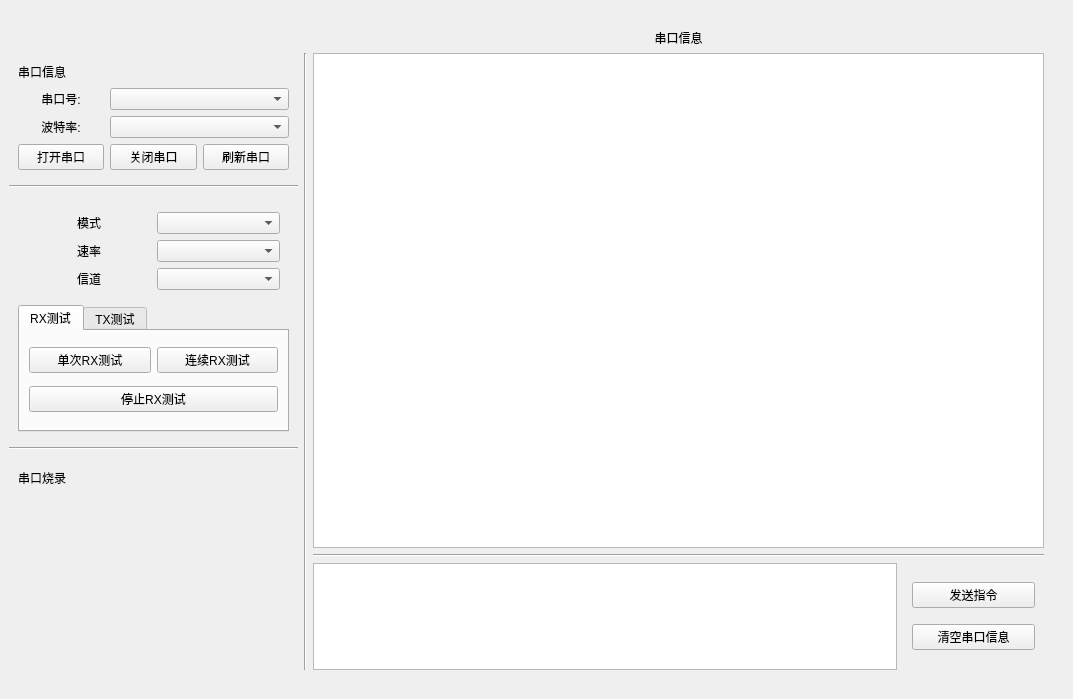
Before: the Qt Designer form lightningsemi.ui in selamangit/lightsemi-rf-test-tool, drawn with Qt 5.
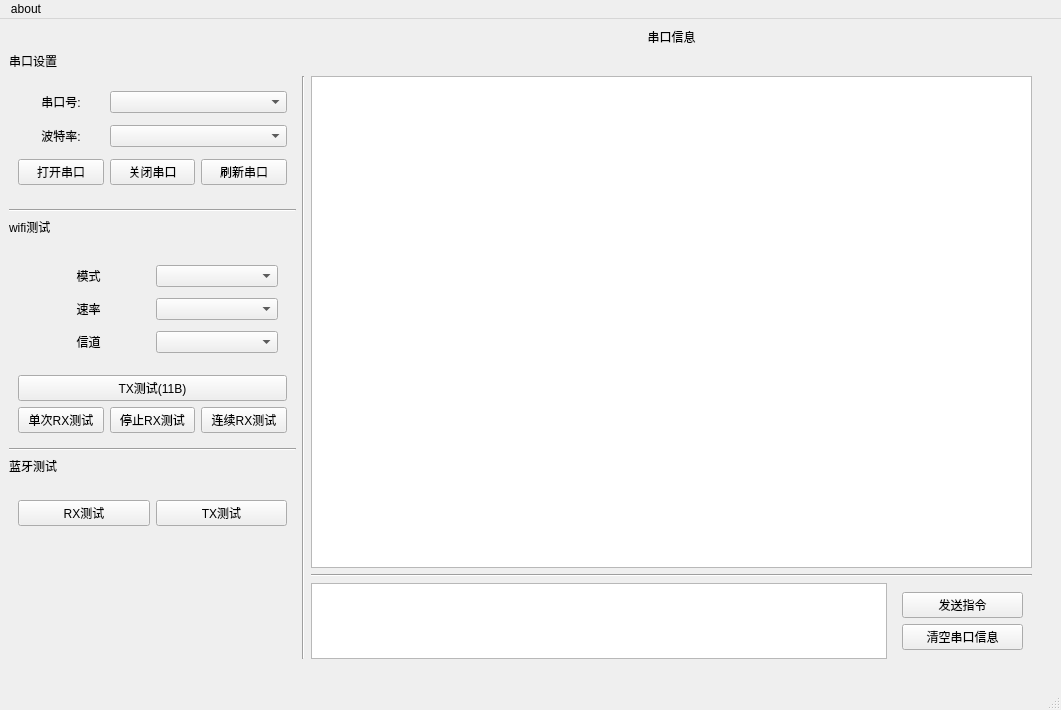
After: the same form once the commit is applied. Icons and pictures are not drawn.

Commit message: update:增加测试蓝牙数据

```diff
--- a/lightningsemi.ui
+++ b/lightningsemi.ui
@@ -6,8 +6,8 @@
    <rect>
     <x>0</x>
     <y>0</y>
-    <width>1073</width>
-    <height>699</height>
+    <width>1061</width>
+    <height>710</height>
    </rect>
   </property>
   <property name="windowTitle">
@@ -15,191 +15,23 @@
   </property>
   <widget class="QWidget" name="centralwidget">
    <layout class="QGridLayout" name="gridLayout">
-    <item row="0" column="6">
-     <spacer name="horizontalSpacer_12">
-      <property name="orientation">
-       <enum>Qt::Horizontal</enum>
-      </property>
-      <property name="sizeHint" stdset="0">
-       <size>
-        <width>40</width>
-        <height>20</height>
-       </size>
-      </property>
-     </spacer>
-    </item>
-    <item row="5" column="0" colspan="2">
-     <widget class="Line" name="line_2">
-      <property name="orientation">
-       <enum>Qt::Horizontal</enum>
-      </property>
-     </widget>
-    </item>
-    <item row="7" column="10">
-     <spacer name="verticalSpacer_11">
-      <property name="orientation">
-       <enum>Qt::Vertical</enum>
-      </property>
-      <property name="sizeHint" stdset="0">
-       <size>
-        <width>20</width>
-        <height>150</height>
-       </size>
-      </property>
-     </spacer>
-    </item>
-    <item row="2" column="10">
-     <spacer name="verticalSpacer">
-      <property name="orientation">
-       <enum>Qt::Vertical</enum>
-      </property>
-      <property name="sizeHint" stdset="0">
-       <size>
-        <width>20</width>
-        <height>40</height>
-       </size>
-      </property>
-     </spacer>
-    </item>
-    <item row="6" column="10">
-     <spacer name="verticalSpacer_7">
-      <property name="orientation">
-       <enum>Qt::Vertical</enum>
-      </property>
-      <property name="sizeHint" stdset="0">
-       <size>
-        <width>20</width>
-        <height>40</height>
-       </size>
-      </property>
-     </spacer>
-    </item>
-    <item row="15" column="3">
-     <spacer name="horizontalSpacer_4">
-      <property name="orientation">
-       <enum>Qt::Horizontal</enum>
-      </property>
-      <property name="sizeHint" stdset="0">
-       <size>
-        <width>40</width>
-        <height>20</height>
-       </size>
-      </property>
-     </spacer>
-    </item>
-    <item row="4" column="10" rowspan="2">
-     <spacer name="verticalSpacer_4">
-      <property name="orientation">
-       <enum>Qt::Vertical</enum>
-      </property>
-      <property name="sizeHint" stdset="0">
-       <size>
-        <width>20</width>
-        <height>40</height>
-       </size>
-      </property>
-     </spacer>
-    </item>
-    <item row="13" column="7" rowspan="2">
-     <widget class="QFrame" name="verticalFrame">
-      <layout class="QVBoxLayout" name="verticalLayout_4">
-       <item>
-        <widget class="QPushButton" name="pushButton_3">
-         <property name="styleSheet">
-          <string notr="true">font: 12pt &quot;Consolas&quot;;</string>
-         </property>
-         <property name="text">
-          <string>发送指令</string>
-         </property>
-        </widget>
-       </item>
-       <item>
-        <widget class="QPushButton" name="pushButton_2">
-         <property name="styleSheet">
-          <string notr="true">font: 12pt &quot;Consolas&quot;;</string>
-         </property>
-         <property name="text">
-          <string>清空串口信息</string>
-         </property>
-        </widget>
-       </item>
-      </layout>
-     </widget>
-    </item>
-    <item row="13" column="3" rowspan="2" colspan="4">
-     <widget class="QWidget" name="gridWidget" native="true">
-      <layout class="QGridLayout" name="gridLayout_4">
-       <property name="leftMargin">
-        <number>0</number>
-       </property>
-       <property name="topMargin">
-        <number>0</number>
-       </property>
-       <property name="rightMargin">
-        <number>0</number>
-       </property>
-       <property name="bottomMargin">
-        <number>0</number>
-       </property>
-       <item row="0" column="0">
-        <widget class="QTextEdit" name="textEdit">
-         <property name="sizePolicy">
-          <sizepolicy hsizetype="Ignored" vsizetype="Ignored">
-           <horstretch>0</horstretch>
-           <verstretch>0</verstretch>
-          </sizepolicy>
-         </property>
-         <property name="acceptDrops">
-          <bool>true</bool>
-         </property>
-        </widget>
-       </item>
-      </layout>
-     </widget>
-    </item>
-    <item row="0" column="3">
-     <spacer name="horizontalSpacer_6">
-      <property name="orientation">
-       <enum>Qt::Horizontal</enum>
-      </property>
-      <property name="sizeHint" stdset="0">
-       <size>
-        <width>40</width>
-        <height>20</height>
-       </size>
-      </property>
-     </spacer>
-    </item>
-    <item row="12" column="10" rowspan="2">
-     <spacer name="verticalSpacer_2">
-      <property name="orientation">
-       <enum>Qt::Vertical</enum>
-      </property>
-      <property name="sizeHint" stdset="0">
-       <size>
-        <width>20</width>
-        <height>40</height>
-       </size>
-      </property>
-     </spacer>
-    </item>
     <item row="2" column="0" rowspan="3" colspan="2">
-     <widget class="QFrame" name="gridFrame">
+     <widget class="QFrame" name="gridFrame_4">
       <layout class="QGridLayout" name="gridLayout_2">
-       <item row="2" column="0">
-        <widget class="QLabel" name="label_4">
+       <item row="6" column="1">
+        <widget class="QPushButton" name="pushButton">
          <property name="styleSheet">
-          <string notr="true">font: 12pt &quot;Consolas&quot;;</string>
+          <string notr="true"/>
          </property>
          <property name="text">
-          <string>波特率:</string>
-         </property>
-         <property name="alignment">
-          <set>Qt::AlignCenter</set>
+          <string>关闭串口</string>
          </property>
         </widget>
        </item>
-       <item row="5" column="0">
+       <item row="2" column="1" colspan="2">
+        <widget class="QComboBox" name="comboBox"/>
+       </item>
+       <item row="6" column="0">
         <widget class="QPushButton" name="pushButton_4">
          <property name="styleSheet">
           <string notr="true"/>
@@ -209,21 +41,14 @@
          </property>
         </widget>
        </item>
-       <item row="0" column="0">
-        <widget class="QLabel" name="label_10">
-         <property name="text">
-          <string>串口信息</string>
-         </property>
-        </widget>
-       </item>
-       <item row="5" column="2">
+       <item row="6" column="2">
         <widget class="QPushButton" name="pushButton_12">
          <property name="text">
           <string>刷新串口</string>
          </property>
         </widget>
        </item>
-       <item row="1" column="0">
+       <item row="2" column="0">
         <widget class="QLabel" name="label_2">
          <property name="styleSheet">
           <string notr="true">font: 12pt &quot;Consolas&quot;;</string>
@@ -236,193 +61,56 @@
          </property>
         </widget>
        </item>
-       <item row="5" column="1">
-        <widget class="QPushButton" name="pushButton">
+       <item row="3" column="0">
+        <widget class="QLabel" name="label_4">
          <property name="styleSheet">
-          <string notr="true"/>
+          <string notr="true">font: 12pt &quot;Consolas&quot;;</string>
          </property>
          <property name="text">
-          <string>关闭串口</string>
+          <string>波特率:</string>
+         </property>
+         <property name="alignment">
+          <set>Qt::AlignCenter</set>
          </property>
         </widget>
        </item>
-       <item row="1" column="1" colspan="2">
-        <widget class="QComboBox" name="comboBox"/>
-       </item>
-       <item row="2" column="1" colspan="2">
+       <item row="3" column="1" colspan="2">
         <widget class="QComboBox" name="comboBox_2"/>
        </item>
       </layout>
      </widget>
     </item>
-    <item row="10" column="0">
-     <widget class="QFrame" name="gridFrame_3">
-      <layout class="QGridLayout" name="gridLayout_5">
-       <item row="0" column="0">
-        <widget class="QLabel" name="label_11">
-         <property name="text">
-          <string>串口烧录</string>
-         </property>
-        </widget>
-       </item>
-      </layout>
-     </widget>
-    </item>
-    <item row="0" column="4">
-     <spacer name="horizontalSpacer_5">
-      <property name="orientation">
-       <enum>Qt::Horizontal</enum>
-      </property>
-      <property name="sizeHint" stdset="0">
-       <size>
-        <width>40</width>
-        <height>20</height>
-       </size>
-      </property>
-     </spacer>
-    </item>
-    <item row="8" column="10" rowspan="4">
-     <spacer name="verticalSpacer_12">
-      <property name="orientation">
-       <enum>Qt::Vertical</enum>
-      </property>
-      <property name="sizeHint" stdset="0">
-       <size>
-        <width>20</width>
-        <height>150</height>
-       </size>
-      </property>
-     </spacer>
-    </item>
-    <item row="15" column="1">
-     <spacer name="horizontalSpacer_10">
-      <property name="orientation">
-       <enum>Qt::Horizontal</enum>
-      </property>
-      <property name="sizeHint" stdset="0">
-       <size>
-        <width>40</width>
-        <height>20</height>
-       </size>
-      </property>
-     </spacer>
-    </item>
-    <item row="2" column="2" rowspan="13">
-     <widget class="Line" name="line_4">
-      <property name="orientation">
-       <enum>Qt::Vertical</enum>
-      </property>
-     </widget>
-    </item>
-    <item row="12" column="3" colspan="5">
-     <widget class="Line" name="line">
-      <property name="orientation">
-       <enum>Qt::Horizontal</enum>
-      </property>
-     </widget>
-    </item>
-    <item row="0" column="1" colspan="2">
-     <spacer name="horizontalSpacer_7">
-      <property name="orientation">
-       <enum>Qt::Horizontal</enum>
-      </property>
-      <property name="sizeHint" stdset="0">
-       <size>
-        <width>40</width>
-        <height>20</height>
-       </size>
-      </property>
-     </spacer>
-    </item>
-    <item row="14" column="10">
-     <spacer name="verticalSpacer_18">
-      <property name="orientation">
-       <enum>Qt::Vertical</enum>
-      </property>
-      <property name="sizeHint" stdset="0">
-       <size>
-        <width>20</width>
-        <height>40</height>
-       </size>
-      </property>
-     </spacer>
-    </item>
-    <item row="0" column="0">
-     <spacer name="horizontalSpacer_3">
-      <property name="orientation">
-       <enum>Qt::Horizontal</enum>
-      </property>
-      <property name="sizeHint" stdset="0">
-       <size>
-        <width>40</width>
-        <height>20</height>
-       </size>
-      </property>
-     </spacer>
-    </item>
-    <item row="15" column="5">
-     <spacer name="horizontalSpacer_13">
-      <property name="orientation">
-       <enum>Qt::Horizontal</enum>
-      </property>
-      <property name="sizeHint" stdset="0">
-       <size>
-        <width>40</width>
-        <height>20</height>
-       </size>
-      </property>
-     </spacer>
-    </item>
-    <item row="15" column="7">
-     <spacer name="horizontalSpacer_9">
-      <property name="orientation">
-       <enum>Qt::Horizontal</enum>
-      </property>
-      <property name="sizeHint" stdset="0">
-       <size>
-        <width>40</width>
-        <height>20</height>
-       </size>
-      </property>
-     </spacer>
-    </item>
-    <item row="9" column="0" colspan="2">
-     <widget class="Line" name="line_3">
-      <property name="orientation">
-       <enum>Qt::Horizontal</enum>
-      </property>
-     </widget>
-    </item>
-    <item row="0" column="7">
-     <spacer name="horizontalSpacer_8">
-      <property name="orientation">
-       <enum>Qt::Horizontal</enum>
-      </property>
-      <property name="sizeHint" stdset="0">
-       <size>
-        <width>40</width>
-        <height>20</height>
-       </size>
-      </property>
-     </spacer>
-    </item>
-    <item row="15" column="4">
-     <spacer name="horizontalSpacer_2">
-      <property name="orientation">
-       <enum>Qt::Horizontal</enum>
-      </property>
-      <property name="sizeHint" stdset="0">
-       <size>
-        <width>40</width>
-        <height>20</height>
-       </size>
-      </property>
-     </spacer>
-    </item>
-    <item row="6" column="0" rowspan="3" colspan="2">
+    <item row="7" column="0" rowspan="3" colspan="2">
      <widget class="QFrame" name="gridFrame">
+      <property name="minimumSize">
+       <size>
+        <width>287</width>
+        <height>0</height>
+       </size>
+      </property>
       <layout class="QGridLayout" name="gridLayout_6">
-       <item row="0" column="0">
+       <item row="2" column="1">
+        <widget class="QPushButton" name="pushButton_8">
+         <property name="text">
+          <string>停止RX测试</string>
+         </property>
+        </widget>
+       </item>
+       <item row="1" column="0" colspan="3">
+        <widget class="QPushButton" name="pushButton_9">
+         <property name="text">
+          <string>TX测试(11B)</string>
+         </property>
+        </widget>
+       </item>
+       <item row="2" column="2">
+        <widget class="QPushButton" name="pushButton_6">
+         <property name="text">
+          <string>连续RX测试</string>
+         </property>
+        </widget>
+       </item>
+       <item row="0" column="0" colspan="3">
         <widget class="QFrame" name="gridFrame_2">
          <layout class="QGridLayout" name="gridLayout_7">
           <item row="0" column="1">
@@ -476,62 +164,102 @@
          </layout>
         </widget>
        </item>
-       <item row="4" column="0">
-        <widget class="QTabWidget" name="tabWidget">
-         <property name="currentIndex">
-          <number>0</number>
+       <item row="2" column="0">
+        <widget class="QPushButton" name="pushButton_5">
+         <property name="text">
+          <string>单次RX测试</string>
          </property>
-         <widget class="QWidget" name="tab_5">
-          <property name="cursor">
-           <cursorShape>ArrowCursor</cursorShape>
-          </property>
-          <attribute name="title">
-           <string>RX测试</string>
-          </attribute>
-          <layout class="QGridLayout" name="gridLayout_8">
-           <item row="0" column="0">
-            <widget class="QPushButton" name="pushButton_5">
-             <property name="text">
-              <string>单次RX测试</string>
-             </property>
-            </widget>
-           </item>
-           <item row="0" column="1">
-            <widget class="QPushButton" name="pushButton_6">
-             <property name="text">
-              <string>连续RX测试</string>
-             </property>
-            </widget>
-           </item>
-           <item row="1" column="0" colspan="2">
-            <widget class="QPushButton" name="pushButton_8">
-             <property name="text">
-              <string>停止RX测试</string>
-             </property>
-            </widget>
-           </item>
-          </layout>
-         </widget>
-         <widget class="QWidget" name="tab_6">
-          <attribute name="title">
-           <string>TX测试</string>
-          </attribute>
-          <layout class="QGridLayout" name="gridLayout_3">
-           <item row="0" column="0">
-            <widget class="QPushButton" name="pushButton_9">
-             <property name="text">
-              <string>TX测试(11B)</string>
-             </property>
-            </widget>
-           </item>
-          </layout>
-         </widget>
         </widget>
        </item>
       </layout>
      </widget>
     </item>
-    <item row="1" column="5">
+    <item row="21" column="3">
+     <spacer name="horizontalSpacer_4">
+      <property name="orientation">
+       <enum>Qt::Horizontal</enum>
+      </property>
+      <property name="sizeHint" stdset="0">
+       <size>
+        <width>40</width>
+        <height>20</height>
+       </size>
+      </property>
+     </spacer>
+    </item>
+    <item row="11" column="0">
+     <widget class="QLabel" name="label_11">
+      <property name="text">
+       <string>蓝牙测试</string>
+      </property>
+     </widget>
+    </item>
+    <item row="7" column="10">
+     <spacer name="verticalSpacer_7">
+      <property name="orientation">
+       <enum>Qt::Vertical</enum>
+      </property>
+      <property name="sizeHint" stdset="0">
+       <size>
+        <width>20</width>
+        <height>40</height>
+       </size>
+      </property>
+     </spacer>
+    </item>
+    <item row="2" column="10">
+     <spacer name="verticalSpacer">
+      <property name="orientation">
+       <enum>Qt::Vertical</enum>
+      </property>
+      <property name="sizeHint" stdset="0">
+       <size>
+        <width>20</width>
+        <height>40</height>
+       </size>
+      </property>
+     </spacer>
+    </item>
+    <item row="17" column="10" rowspan="2">
+     <spacer name="verticalSpacer_2">
+      <property name="orientation">
+       <enum>Qt::Vertical</enum>
+      </property>
+      <property name="sizeHint" stdset="0">
+       <size>
+        <width>20</width>
+        <height>40</height>
+       </size>
+      </property>
+     </spacer>
+    </item>
+    <item row="21" column="7">
+     <spacer name="horizontalSpacer_9">
+      <property name="orientation">
+       <enum>Qt::Horizontal</enum>
+      </property>
+      <property name="sizeHint" stdset="0">
+       <size>
+        <width>40</width>
+        <height>20</height>
+       </size>
+      </property>
+     </spacer>
+    </item>
+    <item row="9" column="10" rowspan="8">
+     <spacer name="verticalSpacer_12">
+      <property name="orientation">
+       <enum>Qt::Vertical</enum>
+      </property>
+      <property name="sizeHint" stdset="0">
+       <size>
+        <width>20</width>
+        <height>150</height>
+       </size>
+      </property>
+     </spacer>
+    </item>
+    <item row="0" column="5">
      <widget class="QLabel" name="label">
       <property name="styleSheet">
        <string notr="true">font: 15pt &quot;Consolas&quot;;</string>
@@ -544,21 +272,41 @@
       </property>
      </widget>
     </item>
-    <item row="15" column="6">
-     <spacer name="horizontalSpacer_14">
+    <item row="18" column="7" rowspan="2">
+     <widget class="QFrame" name="verticalFrame">
+      <layout class="QVBoxLayout" name="verticalLayout_4">
+       <item>
+        <widget class="QPushButton" name="pushButton_3">
+         <property name="styleSheet">
+          <string notr="true">font: 12pt &quot;Consolas&quot;;</string>
+         </property>
+         <property name="text">
+          <string>发送指令</string>
+         </property>
+        </widget>
+       </item>
+       <item>
+        <widget class="QPushButton" name="pushButton_2">
+         <property name="styleSheet">
+          <string notr="true">font: 12pt &quot;Consolas&quot;;</string>
+         </property>
+         <property name="text">
+          <string>清空串口信息</string>
+         </property>
+        </widget>
+       </item>
+      </layout>
+     </widget>
+    </item>
+    <item row="5" column="0" colspan="2">
+     <widget class="Line" name="line_2">
       <property name="orientation">
        <enum>Qt::Horizontal</enum>
       </property>
-      <property name="sizeHint" stdset="0">
-       <size>
-        <width>40</width>
-        <height>20</height>
-       </size>
-      </property>
-     </spacer>
+     </widget>
     </item>
-    <item row="0" column="5">
-     <spacer name="horizontalSpacer_11">
+    <item row="21" column="4">
+     <spacer name="horizontalSpacer_2">
       <property name="orientation">
        <enum>Qt::Horizontal</enum>
       </property>
@@ -570,6 +318,13 @@
       </property>
      </spacer>
     </item>
+    <item row="2" column="2" rowspan="18">
+     <widget class="Line" name="line_4">
+      <property name="orientation">
+       <enum>Qt::Vertical</enum>
+      </property>
+     </widget>
+    </item>
     <item row="3" column="10">
      <spacer name="verticalSpacer_3">
       <property name="orientation">
@@ -583,7 +338,144 @@
       </property>
      </spacer>
     </item>
-    <item row="15" column="0">
+    <item row="19" column="10">
+     <spacer name="verticalSpacer_18">
+      <property name="orientation">
+       <enum>Qt::Vertical</enum>
+      </property>
+      <property name="sizeHint" stdset="0">
+       <size>
+        <width>20</width>
+        <height>40</height>
+       </size>
+      </property>
+     </spacer>
+    </item>
+    <item row="4" column="10" rowspan="2">
+     <spacer name="verticalSpacer_4">
+      <property name="orientation">
+       <enum>Qt::Vertical</enum>
+      </property>
+      <property name="sizeHint" stdset="0">
+       <size>
+        <width>20</width>
+        <height>40</height>
+       </size>
+      </property>
+     </spacer>
+    </item>
+    <item row="21" column="5">
+     <spacer name="horizontalSpacer_13">
+      <property name="orientation">
+       <enum>Qt::Horizontal</enum>
+      </property>
+      <property name="sizeHint" stdset="0">
+       <size>
+        <width>40</width>
+        <height>20</height>
+       </size>
+      </property>
+     </spacer>
+    </item>
+    <item row="21" column="1">
+     <spacer name="horizontalSpacer_10">
+      <property name="orientation">
+       <enum>Qt::Horizontal</enum>
+      </property>
+      <property name="sizeHint" stdset="0">
+       <size>
+        <width>40</width>
+        <height>20</height>
+       </size>
+      </property>
+     </spacer>
+    </item>
+    <item row="1" column="0">
+     <widget class="QLabel" name="label_10">
+      <property name="text">
+       <string>串口设置</string>
+      </property>
+     </widget>
+    </item>
+    <item row="8" column="10">
+     <spacer name="verticalSpacer_11">
+      <property name="orientation">
+       <enum>Qt::Vertical</enum>
+      </property>
+      <property name="sizeHint" stdset="0">
+       <size>
+        <width>20</width>
+        <height>150</height>
+       </size>
+      </property>
+     </spacer>
+    </item>
+    <item row="18" column="3" rowspan="2" colspan="4">
+     <widget class="QWidget" name="gridWidget" native="true">
+      <layout class="QGridLayout" name="gridLayout_4">
+       <property name="leftMargin">
+        <number>0</number>
+       </property>
+       <property name="topMargin">
+        <number>0</number>
+       </property>
+       <property name="rightMargin">
+        <number>0</number>
+       </property>
+       <property name="bottomMargin">
+        <number>0</number>
+       </property>
+       <item row="0" column="0">
+        <widget class="QTextEdit" name="textEdit">
+         <property name="sizePolicy">
+          <sizepolicy hsizetype="Ignored" vsizetype="Ignored">
+           <horstretch>0</horstretch>
+           <verstretch>0</verstretch>
+          </sizepolicy>
+         </property>
+         <property name="acceptDrops">
+          <bool>true</bool>
+         </property>
+        </widget>
+       </item>
+      </layout>
+     </widget>
+    </item>
+    <item row="17" column="3" colspan="5">
+     <widget class="Line" name="line">
+      <property name="orientation">
+       <enum>Qt::Horizontal</enum>
+      </property>
+     </widget>
+    </item>
+    <item row="21" column="6">
+     <spacer name="horizontalSpacer_14">
+      <property name="orientation">
+       <enum>Qt::Horizontal</enum>
+      </property>
+      <property name="sizeHint" stdset="0">
+       <size>
+        <width>40</width>
+        <height>20</height>
+       </size>
+      </property>
+     </spacer>
+    </item>
+    <item row="10" column="0" colspan="2">
+     <widget class="Line" name="line_3">
+      <property name="orientation">
+       <enum>Qt::Horizontal</enum>
+      </property>
+     </widget>
+    </item>
+    <item row="6" column="0">
+     <widget class="QLabel" name="label_7">
+      <property name="text">
+       <string>wifi测试</string>
+      </property>
+     </widget>
+    </item>
+    <item row="21" column="0">
      <spacer name="horizontalSpacer">
       <property name="orientation">
        <enum>Qt::Horizontal</enum>
@@ -596,11 +488,55 @@
       </property>
      </spacer>
     </item>
-    <item row="2" column="3" rowspan="10" colspan="5">
+    <item row="2" column="3" rowspan="15" colspan="5">
      <widget class="QTextBrowser" name="textBrowser"/>
     </item>
+    <item row="13" column="0" colspan="2">
+     <widget class="QFrame" name="gridFrame_3">
+      <layout class="QGridLayout" name="gridLayout_5">
+       <item row="0" column="0">
+        <widget class="QPushButton" name="pushButton_7">
+         <property name="text">
+          <string>RX测试</string>
+         </property>
+        </widget>
+       </item>
+       <item row="0" column="1">
+        <widget class="QPushButton" name="pushButton_10">
+         <property name="text">
+          <string>TX测试</string>
+         </property>
+        </widget>
+       </item>
+      </layout>
+     </widget>
+    </item>
    </layout>
   </widget>
+  <widget class="QMenuBar" name="menuBar">
+   <property name="geometry">
+    <rect>
+     <x>0</x>
+     <y>0</y>
+     <width>1061</width>
+     <height>23</height>
+    </rect>
+   </property>
+   <widget class="QMenu" name="menuabout">
+    <property name="title">
+     <string>about</string>
+    </property>
+    <addaction name="separator"/>
+    <addaction name="separator"/>
+   </widget>
+   <addaction name="menuabout"/>
+  </widget>
+  <widget class="QStatusBar" name="statusBar"/>
+  <action name="actiond">
+   <property name="text">
+    <string>d </string>
+   </property>
+  </action>
  </widget>
  <resources/>
  <connections/>
```
Left out of the diff: 36 changed lines with no effect on the pictures. The commit also changes 187 other files.
